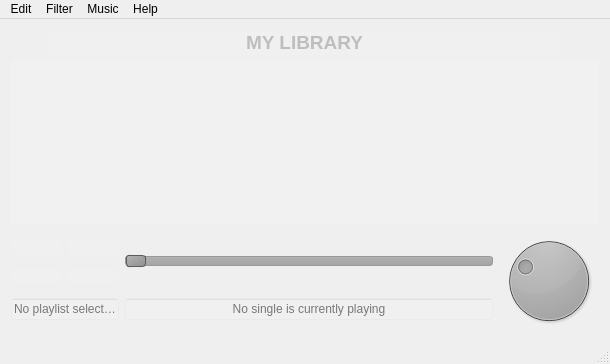
Qt form mainwin.ui (CermakM/MediaPlayer) before a commit.
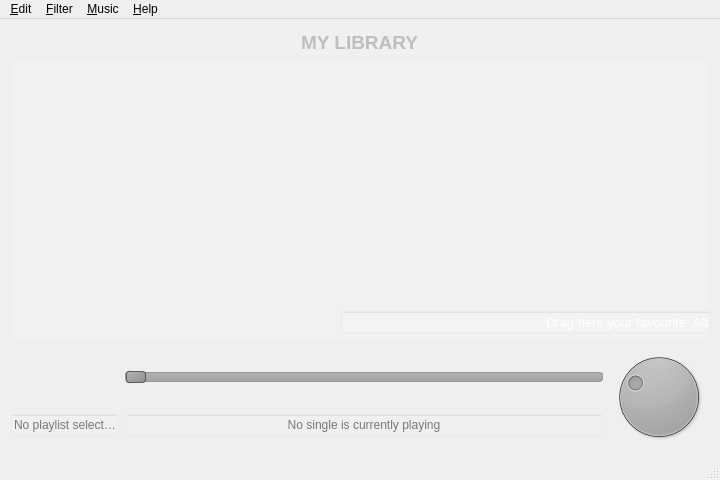
The same form after that commit. Icons and pictures are not drawn. Custom widgets are drawn as their Qt base class.

Diff of the .ui file:
```diff
--- a/mainwin.ui
+++ b/mainwin.ui
@@ -6,8 +6,8 @@
    <rect>
     <x>0</x>
     <y>0</y>
-    <width>610</width>
-    <height>364</height>
+    <width>720</width>
+    <height>480</height>
    </rect>
   </property>
   <property name="baseSize">
@@ -395,8 +395,8 @@
         <rect>
          <x>0</x>
          <y>0</y>
-         <width>592</width>
-         <height>161</height>
+         <width>702</width>
+         <height>268</height>
         </rect>
        </property>
        <property name="mouseTracking">
@@ -472,13 +472,13 @@
     <rect>
      <x>0</x>
      <y>0</y>
-     <width>610</width>
-     <height>22</height>
+     <width>720</width>
+     <height>25</height>
     </rect>
    </property>
    <widget class="QMenu" name="menuFilter">
     <property name="title">
-     <string>Filter</string>
+     <string>&amp;Filter</string>
     </property>
     <widget class="QMenu" name="menuFilters">
      <property name="title">
@@ -493,7 +493,7 @@
    </widget>
    <widget class="QMenu" name="menuMusic">
     <property name="title">
-     <string>Music</string>
+     <string>&amp;Music</string>
     </property>
     <widget class="QMenu" name="menuPlay">
      <property name="title">
@@ -511,14 +511,14 @@
    </widget>
    <widget class="QMenu" name="menuHelp">
     <property name="title">
-     <string>Help</string>
+     <string>&amp;Help</string>
     </property>
     <addaction name="actionShortcuts"/>
     <addaction name="actionAbout"/>
    </widget>
    <widget class="QMenu" name="menuEdit">
     <property name="title">
-     <string>Edit</string>
+     <string>&amp;Edit</string>
     </property>
     <addaction name="actionAddNewAlbum"/>
     <addaction name="actionAddNewSongs"/>
```
Left out of the diff: 20 changed lines with no effect on the pictures.
